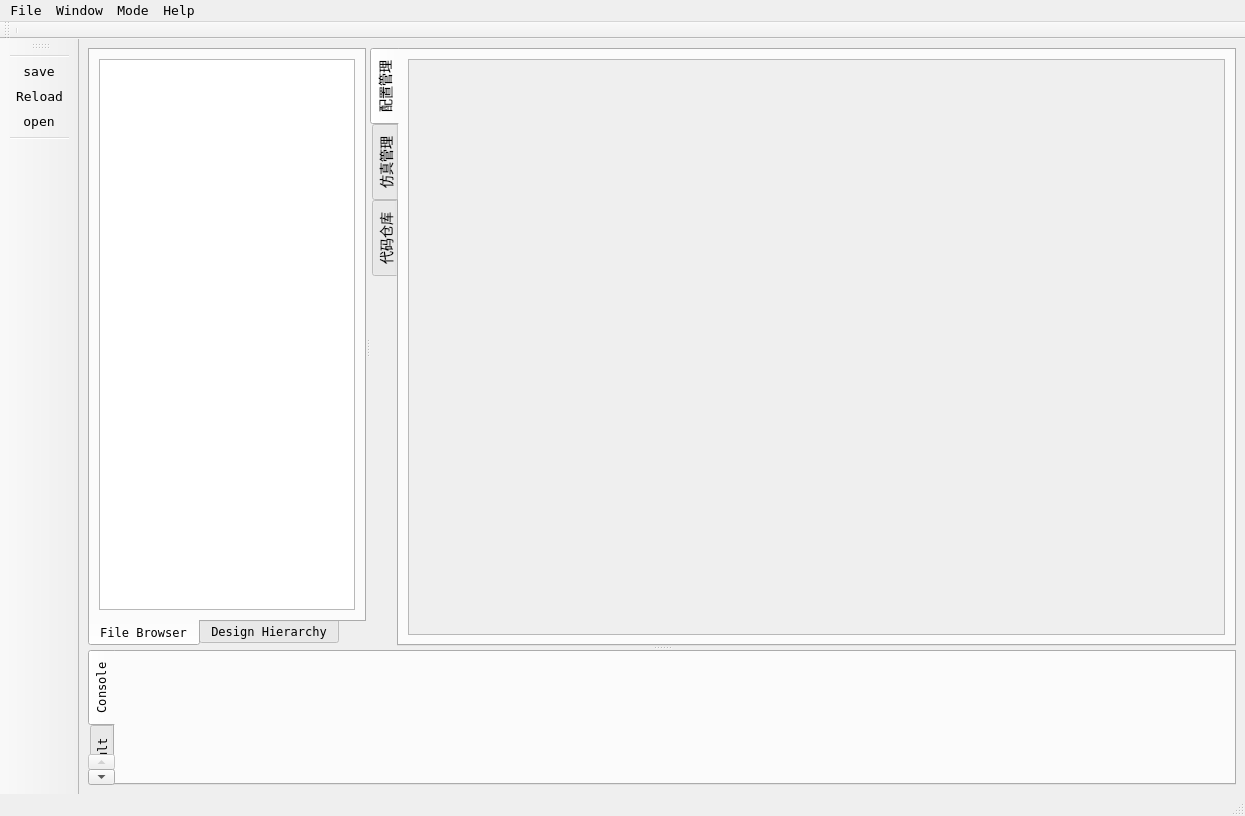
Old version of the form uvs.ui in the repository henry-czh/uvs_smt.
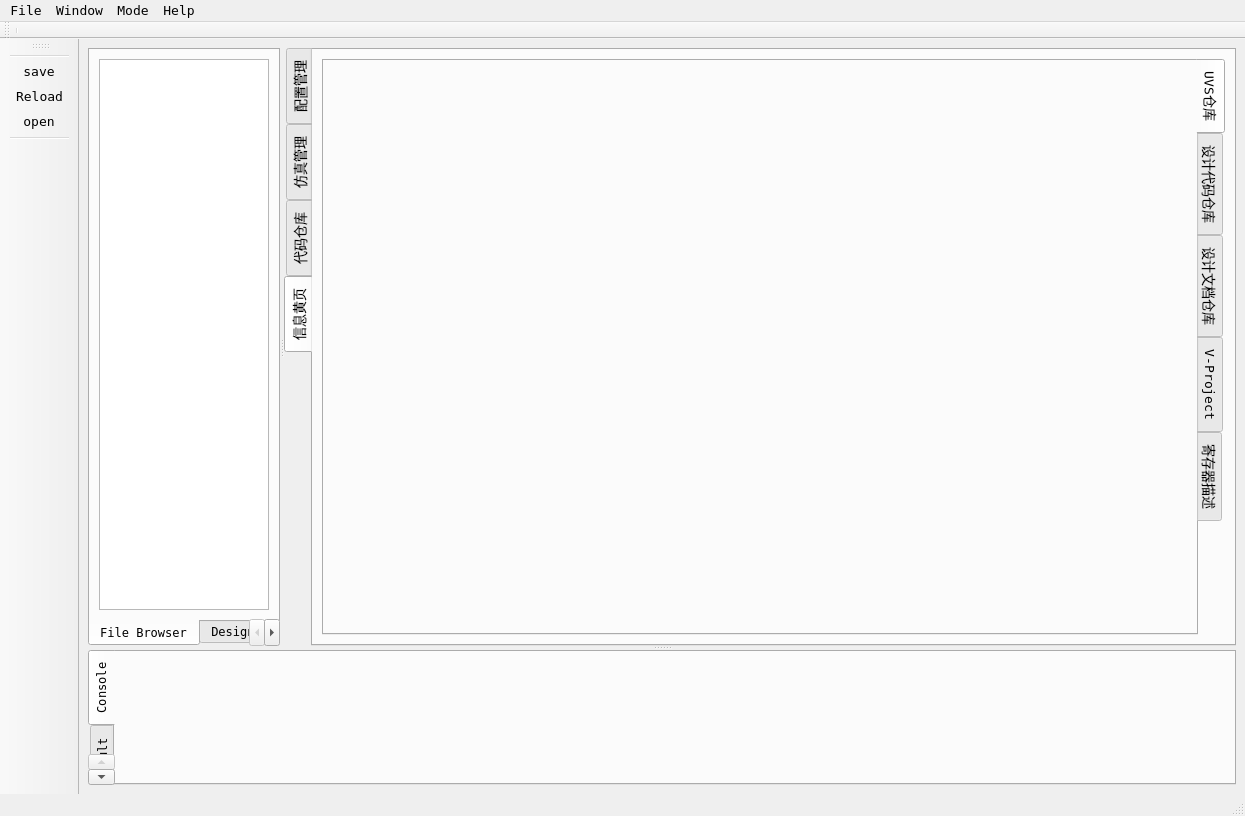
New version of the form. The open tabs and pages were chosen to show the change. Icons and pictures are not drawn.

```diff
--- a/uvs.ui
+++ b/uvs.ui
@@ -70,7 +70,7 @@
        <widget class="QTabWidget" name="broswer_tabWidget">
         <property name="sizePolicy">
          <sizepolicy hsizetype="Expanding" vsizetype="Expanding">
-          <horstretch>0</horstretch>
+          <horstretch>1</horstretch>
           <verstretch>2</verstretch>
          </sizepolicy>
         </property>
@@ -156,7 +156,7 @@
            <widget class="QTreeView" name="treeView_filebrowser">
             <property name="sizePolicy">
              <sizepolicy hsizetype="Expanding" vsizetype="Expanding">
-              <horstretch>0</horstretch>
+              <horstretch>2</horstretch>
               <verstretch>0</verstretch>
              </sizepolicy>
             </property>
@@ -256,7 +256,7 @@
        <widget class="QTabWidget" name="main_tabWidget">
         <property name="sizePolicy">
          <sizepolicy hsizetype="Expanding" vsizetype="Expanding">
-          <horstretch>1</horstretch>
+          <horstretch>16</horstretch>
           <verstretch>7</verstretch>
          </sizepolicy>
         </property>
@@ -324,7 +324,7 @@
            <widget class="QScrollArea" name="scrollArea_svg">
             <property name="sizePolicy">
              <sizepolicy hsizetype="Expanding" vsizetype="Expanding">
-              <horstretch>0</horstretch>
+              <horstretch>8</horstretch>
               <verstretch>0</verstretch>
              </sizepolicy>
             </property>
@@ -342,8 +342,8 @@
               <rect>
                <x>0</x>
                <y>0</y>
-               <width>854</width>
-               <height>572</height>
+               <width>940</width>
+               <height>581</height>
               </rect>
              </property>
              <property name="sizePolicy">
@@ -1561,6 +1561,77 @@
           </property>
          </widget>
         </widget>
+        <widget class="QWidget" name="tab">
+         <attribute name="icon">
+          <iconset resource="icon.qrc">
+           <normaloff>:/ico/world-wide-web.png</normaloff>:/ico/world-wide-web.png</iconset>
+         </attribute>
+         <attribute name="title">
+          <string>信息黄页</string>
+         </attribute>
+         <layout class="QVBoxLayout" name="verticalLayout_6">
+          <item>
+           <widget class="QTabWidget" name="tabWidget_webs">
+            <property name="tabPosition">
+             <enum>QTabWidget::East</enum>
+            </property>
+            <property name="currentIndex">
+             <number>0</number>
+            </property>
+            <widget class="QWidget" name="tab_3">
+             <attribute name="icon">
+              <iconset resource="icon.qrc">
+               <normaloff>:/ico/uvs_white.jpg</normaloff>:/ico/uvs_white.jpg</iconset>
+             </attribute>
+             <attribute name="title">
+              <string>UVS仓库</string>
+             </attribute>
+             <layout class="QVBoxLayout" name="verticalLayout_7"/>
+            </widget>
+            <widget class="QWidget" name="tab_2">
+             <attribute name="icon">
+              <iconset resource="icon.qrc">
+               <normaloff>:/ico/coda.png</normaloff>:/ico/coda.png</iconset>
+             </attribute>
+             <attribute name="title">
+              <string>设计代码仓库</string>
+             </attribute>
+             <layout class="QVBoxLayout" name="verticalLayout_8"/>
+            </widget>
+            <widget class="QWidget" name="tab_6">
+             <attribute name="icon">
+              <iconset resource="icon.qrc">
+               <normaloff>:/ico/note_accept.ico</normaloff>:/ico/note_accept.ico</iconset>
+             </attribute>
+             <attribute name="title">
+              <string>设计文档仓库</string>
+             </attribute>
+             <layout class="QVBoxLayout" name="verticalLayout_9"/>
+            </widget>
+            <widget class="QWidget" name="tab_4">
+             <attribute name="icon">
+              <iconset resource="icon.qrc">
+               <normaloff>:/ico/stadistics.png</normaloff>:/ico/stadistics.png</iconset>
+             </attribute>
+             <attribute name="title">
+              <string>V-Project</string>
+             </attribute>
+             <layout class="QVBoxLayout" name="verticalLayout_10"/>
+            </widget>
+            <widget class="QWidget" name="tab_5">
+             <attribute name="icon">
+              <iconset resource="icon.qrc">
+               <normaloff>:/ico/equalizer.ico</normaloff>:/ico/equalizer.ico</iconset>
+             </attribute>
+             <attribute name="title">
+              <string>寄存器描述</string>
+             </attribute>
+             <layout class="QVBoxLayout" name="verticalLayout_11"/>
+            </widget>
+           </widget>
+          </item>
+         </layout>
+        </widget>
        </widget>
       </widget>
       <widget class="QTabWidget" name="tabWidget_2">
```
Left out of the diff: 2 changed lines with no effect on the pictures.
